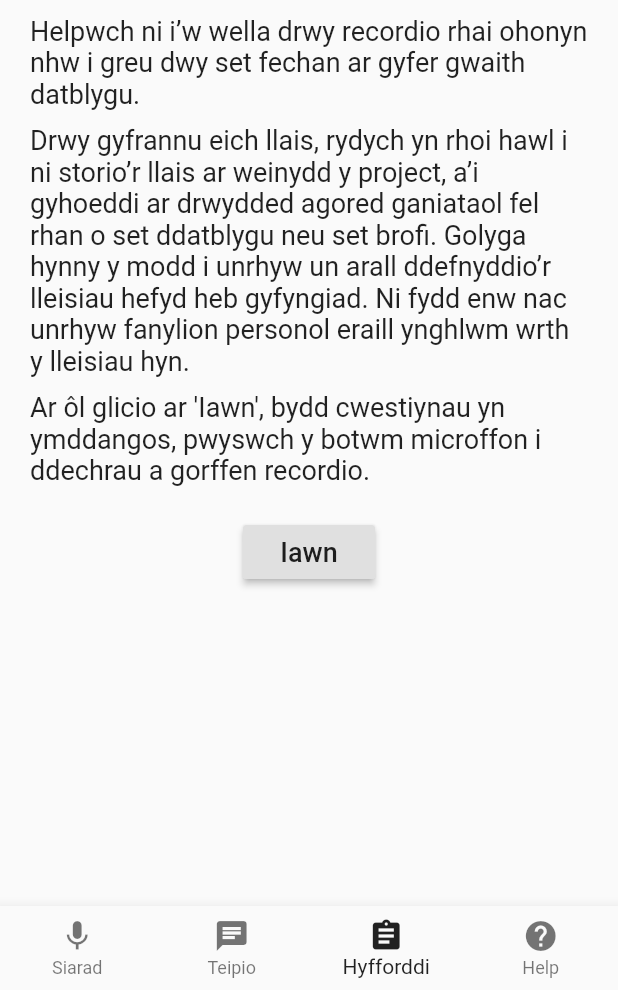
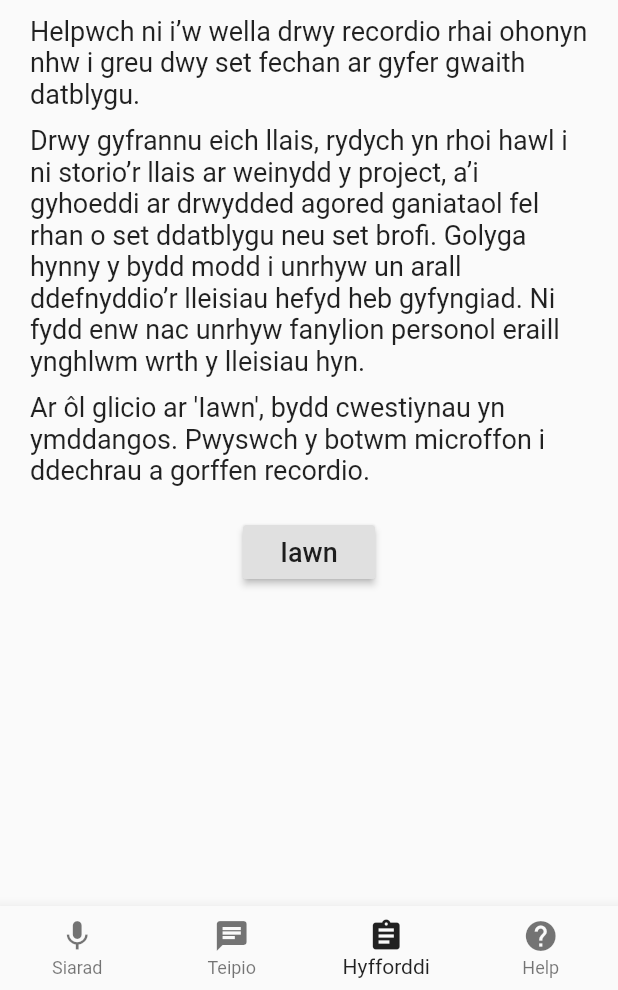
Before and after one commit to techiaith/macsen-flutter, a Flutter app: the screen it shows after launch, item 3 of the bottom bar chosen, on a phone screen of 412 x 824 dp, the part 246-1236 px from its top. Run offline on Flutter 3.47's test engine with Material 2 defaults, Android fonts, the phone set to English and light mode, and no system bars; our stand-ins replace convert, flutter_local_notifications, flutter_markdown, rxdart, shared_preferences.

Commit message:
gwell testunau

```diff
--- a/lib/MacsenHelpWidget.dart
+++ b/lib/MacsenHelpWidget.dart
@@ -31,7 +31,7 @@ class _MacsenHelpState extends State<MacsenHelpWidget>{
           ),
           Container(
             padding: EdgeInsets.only(left: 20.0, right: 20.0, top:20.0, bottom: 20.0),
-            child: Text("Dyma'r cwestiynau mae Macsen medru adnabod a gweithredu ar..",
+            child: Text("Dyma'r cwestiynau mae Macsen yn gallu eu hadnabod ac ymateb iddynt:",
                         style: TextStyle(fontSize: font_size),
                         textAlign: TextAlign.left)
           ),
--- a/lib/MacsenTrainingWidget.dart
+++ b/lib/MacsenTrainingWidget.dart
@@ -54,12 +54,12 @@ class _MacsenTrainingState extends State<MacsenTrainingWidget>{
           Container(
             margin: EdgeInsets.only(top:10.0),
             padding: EdgeInsets.only(left: 20.0, right: 20.0),
-            child: Text("Drwy gyfrannu eich llais, rydych yn rhoi hawl i ni storio’r llais ar weinydd y project, a’i gyhoeddi ar drwydded agored ganiataol fel rhan o set ddatblygu neu set brofi. Golyga hynny y modd i unrhyw un arall ddefnyddio’r lleisiau hefyd heb gyfyngiad. Ni fydd enw nac unrhyw fanylion personol eraill ynghlwm wrth y lleisiau hyn.", style: TextStyle(fontSize: text_size)),
+            child: Text("Drwy gyfrannu eich llais, rydych yn rhoi hawl i ni storio’r llais ar weinydd y project, a’i gyhoeddi ar drwydded agored ganiataol fel rhan o set ddatblygu neu set brofi. Golyga hynny y bydd modd i unrhyw un arall ddefnyddio’r lleisiau hefyd heb gyfyngiad. Ni fydd enw nac unrhyw fanylion personol eraill ynghlwm wrth y lleisiau hyn.", style: TextStyle(fontSize: text_size)),
           ),
           Container(
             margin: EdgeInsets.only(top:10.0),
             padding: EdgeInsets.only(left: 20.0, right: 20.0),
-            child: Text("Ar ôl glicio ar 'Iawn', bydd cwestiynau yn ymddangos, pwyswch y botwm microffon i ddechrau a gorffen recordio.", style: TextStyle(fontSize: text_size)),
+            child: Text("Ar ôl glicio ar 'Iawn', bydd cwestiynau yn ymddangos. Pwyswch y botwm microffon i ddechrau a gorffen recordio.", style: TextStyle(fontSize: text_size)),
           ),
           Container(
             margin: EdgeInsets.only(top:20.0),
```
